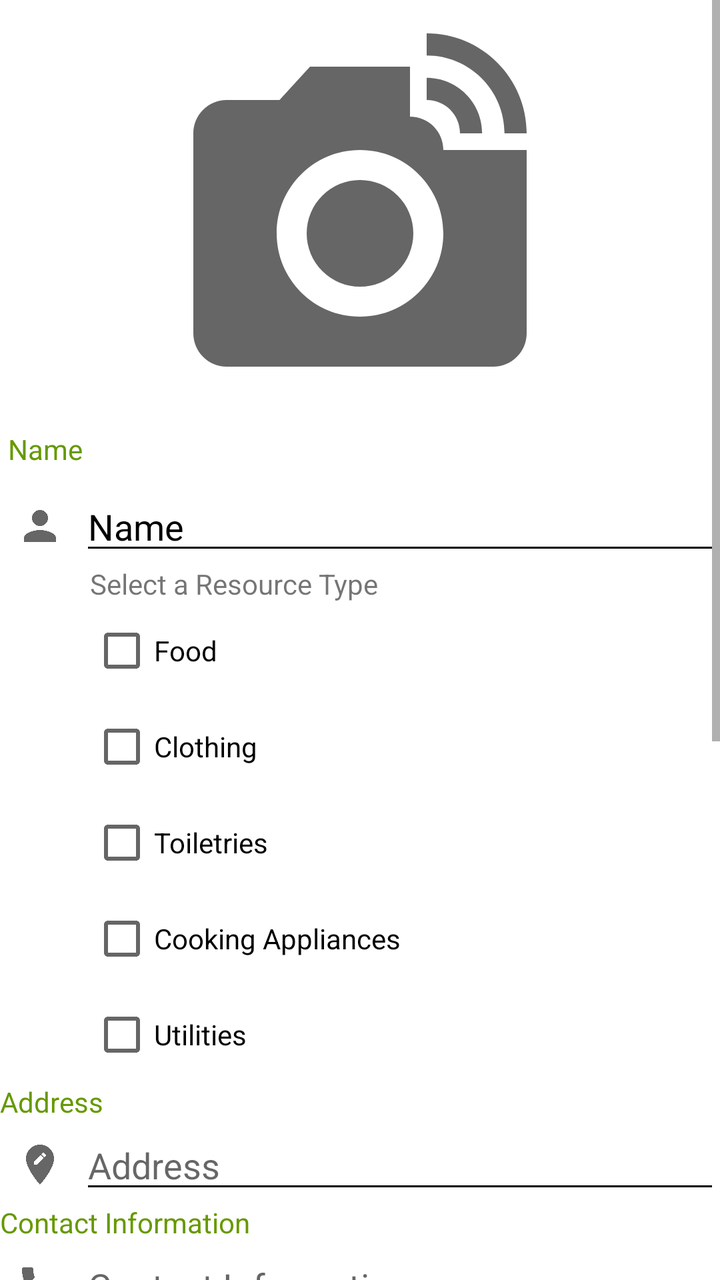
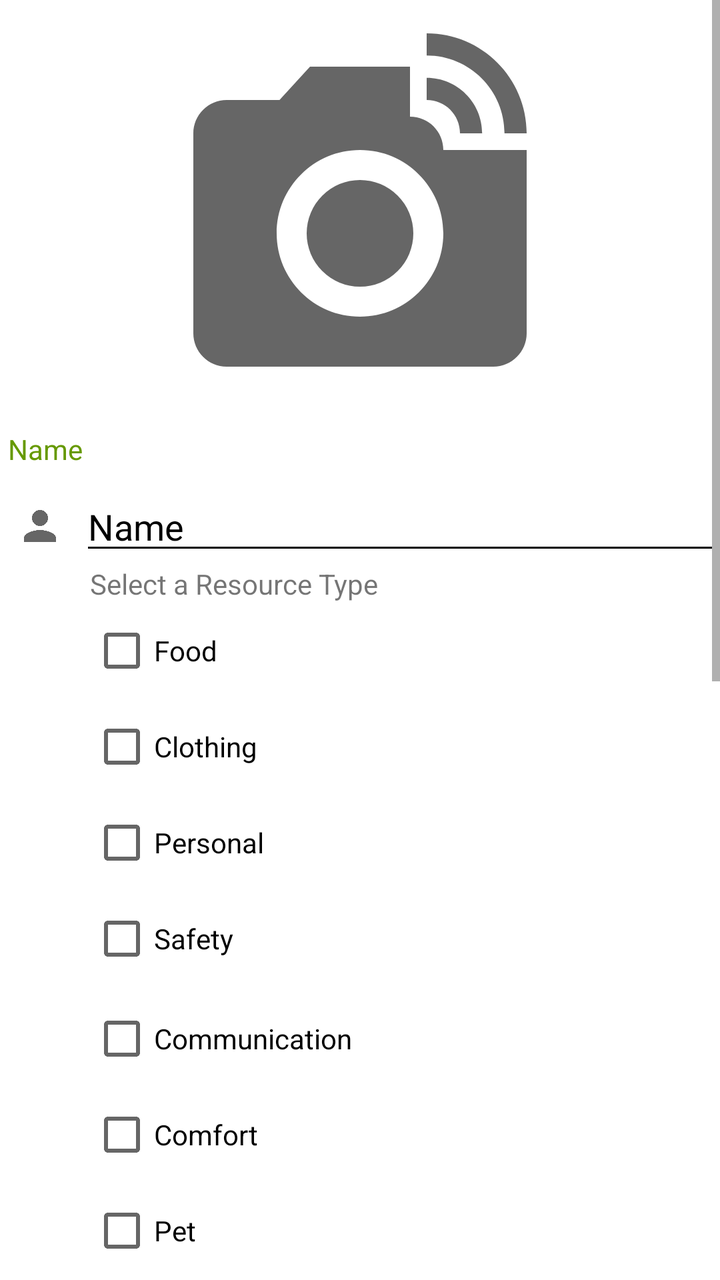

Before-and-after screenshots of an Android layout around one commit, followed by the original layout XML and the change that was made.
<!-- AndroidManifest.xml: application theme Theme.CrisisManagement -->
<!-- res/layout/activity_post_resources.xml -->
<?xml version="1.0" encoding="utf-8"?>
<RelativeLayout xmlns:android="http://schemas.android.com/apk/res/android"
    xmlns:app="http://schemas.android.com/apk/res-auto"
    xmlns:tools="http://schemas.android.com/tools"
    android:layout_width="match_parent"
    android:layout_height="match_parent"
    tools:context=".PostResources">

    <ScrollView
        android:layout_width="match_parent"
        android:layout_height="wrap_content"
        android:id="@+id/scroll"
        android:fillViewport="true"
        android:layout_alignParentTop="true"
        android:layout_alignParentStart="true">
        <RelativeLayout
            android:layout_width="match_parent"
            android:layout_height="wrap_content"
            android:id="@+id/postGen"
            android:fillViewport="true"
            >


            <ImageView
                android:id="@+id/imageView_PhotoSlot"
                android:layout_width="match_parent"
                android:layout_height="200dp"
                android:layout_alignParentTop="true"
                android:layout_centerHorizontal="true"
                app:srcCompat="@drawable/ic_linked_camera_black_24dp" />

            <EditText
                android:id="@+id/editText_Name"
                android:layout_width="320dp"
                android:layout_height="wrap_content"
                android:layout_below="@+id/imageView_PhotoSlot"
                android:layout_alignParentEnd="true"
                android:layout_marginTop="41dp"
                android:backgroundTint="@android:color/black"
                android:ems="10"
                android:hint="Name"
                android:inputType="textPersonName"
                android:textColorHighlight="@android:color/holo_green_light"
                android:textColorHint="@android:color/black"
                android:textColorLink="@android:color/holo_green_light" />

            <EditText
                android:id="@+id/editText_Address"
                android:layout_width="320dp"
                android:layout_height="wrap_content"
                android:layout_below="@+id/textView_address"

                android:layout_alignParentEnd="true"

                android:backgroundTint="@android:color/black"
                android:ems="10"
                android:hint="Address"
                android:inputType="textPostalAddress"
                android:textColorLink="@android:color/holo_green_light" />

            <EditText
                android:id="@+id/editText_ContactInfo"
                android:layout_width="320dp"
                android:layout_height="wrap_content"
                android:layout_below="@+id/textView_contact"
                android:layout_alignParentEnd="true"
                android:backgroundTint="@android:color/black"
                android:ems="10"
                android:hint="Contact Information"
                android:inputType="phone"
                android:textColorLink="@android:color/holo_green_light" />

            <com.google.android.material.floatingactionbutton.FloatingActionButton
                android:id="@+id/floatingActionButton_postInfo"
                android:layout_width="wrap_content"
                android:layout_height="wrap_content"
                android:layout_below="@+id/selectRatingFive"
                android:layout_alignParentEnd="true"
                android:layout_marginTop="15dp"
                android:layout_marginEnd="25dp"
                android:clickable="true"
                app:fabSize="mini"
                app:srcCompat="@android:drawable/ic_input_add" />

            <ImageView
                android:id="@+id/imageView"
                android:layout_width="wrap_content"
                android:layout_height="wrap_content"
                android:layout_alignTop="@+id/editText_Name"
                android:layout_alignParentLeft="true"
                android:layout_marginTop="10dp"
                android:layout_toStartOf="@+id/editText_Name"
                app:srcCompat="@drawable/ic_person_black_24dp" />

            <ImageView
                android:id="@+id/imageView2"
                android:layout_width="wrap_content"
                android:layout_height="wrap_content"

                android:layout_alignTop="@+id/editText_Address"
                android:layout_alignParentLeft="true"
                android:layout_marginTop="10dp"
                android:layout_toStartOf="@+id/editText_Address"
                app:srcCompat="@drawable/ic_edit_location_black_24dp" />

            <ImageView
                android:layout_width="wrap_content"
                android:layout_height="wrap_content"
                app:srcCompat="@drawable/ic_call_black_24dp"

                android:layout_marginTop="10dp"
                android:layout_alignTop="@+id/editText_ContactInfo"
                android:layout_toStartOf="@+id/editText_ContactInfo"
                android:layout_alignParentLeft="true"
                android:id="@+id/imageView3" />

            <TextView
                android:id="@+id/textView_Name"
                android:layout_width="wrap_content"
                android:layout_height="wrap_content"
                android:layout_alignParentStart="true"
                android:layout_alignParentTop="true"
                android:layout_marginStart="4dp"
                android:layout_marginTop="215dp"
                android:text="Name"
                android:textColor="@android:color/holo_green_dark" />

            <TextView
                android:id="@+id/textView_address"
                android:layout_width="wrap_content"
                android:layout_height="wrap_content"
                android:layout_below="@+id/selectOptionUtilities"
                android:layout_alignStart="@+id/editText_Name"
                android:layout_alignParentStart="true"
                android:text="Address"
                android:textColor="@android:color/holo_green_dark" />

            <TextView
                android:id="@+id/textView_contact"
                android:layout_width="wrap_content"
                android:layout_height="wrap_content"

                android:layout_below="@+id/editText_Address"
                android:layout_alignStart="@+id/editText_Name"

                android:layout_alignParentStart="true"
                android:text="Contact Information"
                android:textColor="@android:color/holo_green_dark" />

            <TextView
                android:id="@+id/textView_item"
                android:layout_width="wrap_content"
                android:layout_height="wrap_content"

                android:layout_below="@+id/editText_ContactInfo"

                android:layout_alignStart="@+id/editText_Name"
                android:layout_alignParentStart="true"
                android:text="Items"
                android:textColor="@android:color/holo_green_dark" />

            <LinearLayout
                android:id="@+id/linearLayout_itemsList"
                android:layout_width="match_parent"
                android:layout_height="wrap_content"
                android:layout_below="@id/textView_item"
                android:orientation="vertical">

                <EditText
                    android:layout_width="match_parent"
                    android:layout_height="wrap_content"
                    android:id="@+id/editText_item_1"
                    android:hint="Item 1" />

                <EditText
                    android:layout_width="match_parent"
                    android:layout_height="wrap_content"
                    android:inputType="number"
                    android:id="@+id/editText_quantity_1"
                    android:hint="Quantity for Item 1"
                    />
            </LinearLayout>



            <TextView
                android:layout_width="wrap_content"
                android:layout_height="wrap_content"
                android:text="Add Item"
                android:id="@+id/textView_addItem"
                android:layout_below="@id/linearLayout_itemsList"
                android:layout_alignParentRight="true"
                />

            <TextView
                android:layout_width="wrap_content"
                android:layout_height="wrap_content"
                android:id="@+id/textResource"
                android:text="Select a Resource Type"
                android:layout_below="@+id/editText_Name"
                android:layout_marginStart="45dp"/>

            <CheckBox
                android:layout_width="wrap_content"
                android:layout_height="wrap_content"
                android:layout_below="@+id/textResource"
                android:text="Food"
                android:layout_marginStart="45dp"
                android:id="@+id/selectOptionFood"/>

            <CheckBox
                android:layout_width="wrap_content"
                android:layout_height="wrap_content"
                android:layout_below="@+id/selectOptionFood"
                android:text="Clothing"
                android:layout_marginStart="45dp"
                android:id="@+id/selectOptionClothing"/>

            <CheckBox
                android:layout_width="wrap_content"
                android:layout_height="wrap_content"
                android:layout_below="@+id/selectOptionClothing"
                android:text="Toiletries"
                android:layout_marginStart="45dp"
                android:id="@+id/selectOptionToiletries"/>

            <CheckBox
                android:layout_width="wrap_content"
                android:layout_height="wrap_content"
                android:layout_below="@+id/selectOptionToiletries"
                android:text="Cooking Appliances"
                android:layout_marginStart="45dp"
                android:id="@+id/selectOptionCooking"/>

            <CheckBox
                android:layout_width="wrap_content"
                android:layout_height="wrap_content"
                android:layout_below="@+id/selectOptionCooking"
                android:text="Utilities"
                android:layout_marginStart="45dp"
                android:id="@+id/selectOptionUtilities"/>

            <TextView
                android:id="@+id/textView_ratings"
                android:layout_width="wrap_content"
                android:layout_height="wrap_content"
                android:layout_below="@id/textView_addItem"
                android:text="Please select a Rating" />


            <CheckBox
                android:layout_width="wrap_content"
                android:layout_height="wrap_content"
                android:layout_below="@+id/textView_ratings"
                android:text="One"
                android:layout_marginStart="45dp"
                android:id="@+id/selectRatingOne"/>

            <CheckBox
                android:layout_width="wrap_content"
                android:layout_height="wrap_content"
                android:layout_below="@+id/selectRatingOne"
                android:text="Two"
                android:layout_marginStart="45dp"
                android:id="@+id/selectRatingTwo"/>

            <CheckBox
                android:layout_width="wrap_content"
                android:layout_height="wrap_content"
                android:layout_below="@+id/selectRatingTwo"
                android:text="Three"
                android:layout_marginStart="45dp"
                android:id="@+id/selectRatingThree"/>

            <CheckBox
                android:layout_width="wrap_content"
                android:layout_height="wrap_content"
                android:layout_below="@+id/selectRatingThree"
                android:text="Four"
                android:layout_marginStart="45dp"
                android:id="@+id/selectRatingFour"/>

            <CheckBox
                android:layout_width="wrap_content"
                android:layout_height="wrap_content"
                android:layout_below="@+id/selectRatingFour"
                android:text="Five"
                android:layout_marginStart="45dp"
                android:id="@+id/selectRatingFive"/>




        </RelativeLayout>

    </ScrollView>

</RelativeLayout>
<!-- resources referenced by this layout -->
<resources>
  <!-- drawable ic_call_black_24dp (drawable) -->
  <vector xmlns:android="http://schemas.android.com/apk/res/android"
      android:width="24dp"
      android:height="24dp"
      android:viewportWidth="24"
      android:viewportHeight="24"
      android:tint="?attr/colorControlNormal">
    <path
        android:fillColor="@android:color/white"
        android:pathData="M20.01,15.38c-1.23,0 -2.42,-0.2 -3.53,-0.56 -0.35,-0.12 -0.74,-0.03 -1.01,0.24l-1.57,1.97c-2.83,-1.35 -5.48,-3.9 -6.89,-6.83l1.95,-1.66c0.27,-0.28 0.35,-0.67 0.24,-1.02 -0.37,-1.11 -0.56,-2.3 -0.56,-3.53 0,-0.54 -0.45,-0.99 -0.99,-0.99H4.19C3.65,3 3,3.24 3,3.99 3,13.28 10.73,21 20.01,21c0.71,0 0.99,-0.63 0.99,-1.18v-3.45c0,-0.54 -0.45,-0.99 -0.99,-0.99z"/>
  </vector>
  <!-- drawable ic_edit_location_black_24dp (drawable) -->
  <vector xmlns:android="http://schemas.android.com/apk/res/android"
      android:width="24dp"
      android:height="24dp"
      android:viewportWidth="24"
      android:viewportHeight="24"
      android:tint="?attr/colorControlNormal">
    <path
        android:fillColor="@android:color/white"
        android:pathData="M12,2C8.14,2 5,5.14 5,9c0,5.25 7,13 7,13s7,-7.75 7,-13c0,-3.86 -3.14,-7 -7,-7zM10.44,12L9,12v-1.44l3.35,-3.34 1.43,1.43L10.44,12zM14.89,7.55l-0.7,0.7 -1.44,-1.44 0.7,-0.7c0.15,-0.15 0.39,-0.15 0.54,0l0.9,0.9c0.15,0.15 0.15,0.39 0,0.54z"/>
  </vector>
  <!-- drawable ic_linked_camera_black_24dp (drawable) -->
  <vector xmlns:android="http://schemas.android.com/apk/res/android"
      android:width="24dp"
      android:height="24dp"
      android:viewportWidth="24"
      android:viewportHeight="24"
      android:tint="?attr/colorControlNormal">
    <path
        android:fillColor="@android:color/white"
        android:pathData="M12,14m-3.2,0a3.2,3.2 0,1 1,6.4 0a3.2,3.2 0,1 1,-6.4 0"/>
    <path
        android:fillColor="@android:color/white"
        android:pathData="M16,3.33c2.58,0 4.67,2.09 4.67,4.67H22c0,-3.31 -2.69,-6 -6,-6v1.33M16,6c1.11,0 2,0.89 2,2h1.33c0,-1.84 -1.49,-3.33 -3.33,-3.33V6"/>
    <path
        android:fillColor="@android:color/white"
        android:pathData="M17,9c0,-1.11 -0.89,-2 -2,-2L15,4L9,4L7.17,6L4,6c-1.1,0 -2,0.9 -2,2v12c0,1.1 0.9,2 2,2h16c1.1,0 2,-0.9 2,-2L22,9h-5zM12,19c-2.76,0 -5,-2.24 -5,-5s2.24,-5 5,-5 5,2.24 5,5 -2.24,5 -5,5z"/>
  </vector>
  <!-- drawable ic_person_black_24dp (drawable) -->
  <vector xmlns:android="http://schemas.android.com/apk/res/android"
      android:width="24dp"
      android:height="24dp"
      android:viewportWidth="24"
      android:viewportHeight="24"
      android:tint="?attr/colorControlNormal">
    <path
        android:fillColor="@android:color/white"
        android:pathData="M12,12c2.21,0 4,-1.79 4,-4s-1.79,-4 -4,-4 -4,1.79 -4,4 1.79,4 4,4zM12,14c-2.67,0 -8,1.34 -8,4v2h16v-2c0,-2.66 -5.33,-4 -8,-4z"/>
  </vector>
  <style name="Theme.CrisisManagement" parent="Theme.MaterialComponents.DayNight.DarkActionBar">
          
          <item name="colorPrimary">@color/purple_500</item>
          <item name="colorPrimaryVariant">@color/purple_700</item>
          <item name="colorOnPrimary">@color/white</item>
          
          <item name="colorSecondary">@color/teal_200</item>
          <item name="colorSecondaryVariant">@color/teal_700</item>
          <item name="colorOnSecondary">@color/black</item>
          
          <item name="android:statusBarColor" tools:targetApi="l">?attr/colorPrimaryVariant</item>
          
      </style>
  <color name="purple_500">#FF6200EE</color>
  <color name="purple_700">#FF3700B3</color>
  <color name="white">#FFFFFFFF</color>
  <color name="teal_200">#FF03DAC5</color>
  <color name="teal_700">#FF018786</color>
  <color name="black">#FF000000</color>
</resources>

<!-- the commit's change to res/layout/activity_post_resources.xml (unified diff, before → after) -->
@@ -129,7 +129,7 @@
                 android:id="@+id/textView_address"
                 android:layout_width="wrap_content"
                 android:layout_height="wrap_content"
-                android:layout_below="@+id/selectOptionUtilities"
+                android:layout_below="@+id/selectOptionPet"
                 android:layout_alignStart="@+id/editText_Name"
                 android:layout_alignParentStart="true"
                 android:text="Address"
@@ -217,28 +217,45 @@
                 android:id="@+id/selectOptionClothing"/>
 
             <CheckBox
+                android:id="@+id/selectOptionPersonal"
                 android:layout_width="wrap_content"
                 android:layout_height="wrap_content"
                 android:layout_below="@+id/selectOptionClothing"
-                android:text="Toiletries"
-                android:layout_marginStart="45dp"
-                android:id="@+id/selectOptionToiletries"/>
-
-            <CheckBox
-                android:layout_width="wrap_content"
-                android:layout_height="wrap_content"
-                android:layout_below="@+id/selectOptionToiletries"
-                android:text="Cooking Appliances"
-                android:layout_marginStart="45dp"
-                android:id="@+id/selectOptionCooking"/>
-
-            <CheckBox
-                android:layout_width="wrap_content"
-                android:layout_height="wrap_content"
-                android:layout_below="@+id/selectOptionCooking"
-                android:text="Utilities"
-                android:layout_marginStart="45dp"
-                android:id="@+id/selectOptionUtilities"/>
+                android:layout_marginStart="45dp"
+                android:text="Personal" />
+
+            <CheckBox
+                android:layout_width="wrap_content"
+                android:layout_height="wrap_content"
+                android:layout_below="@+id/selectOptionPersonal"
+                android:text="Safety"
+                android:layout_marginStart="45dp"
+                android:id="@+id/selectOptionSafety"/>
+
+            <CheckBox
+                android:id="@+id/selectOptionCommnuication"
+                android:layout_width="wrap_content"
+                android:layout_height="wrap_content"
+                android:layout_below="@+id/selectOptionSafety"
+                android:layout_marginStart="45dp"
+                android:layout_marginTop="2dp"
+                android:text="Communication" />
+
+            <CheckBox
+                android:id="@+id/selectOptionComfort"
+                android:layout_width="wrap_content"
+                android:layout_height="wrap_content"
+                android:layout_below="@+id/selectOptionCommnuication"
+                android:layout_marginStart="45dp"
+                android:text="Comfort" />
+
+            <CheckBox
+                android:layout_width="wrap_content"
+                android:layout_height="wrap_content"
+                android:layout_below="@+id/selectOptionComfort"
+                android:text="Pet"
+                android:layout_marginStart="45dp"
+                android:id="@+id/selectOptionPet"/>
 
             <TextView
                 android:id="@+id/textView_ratings"
